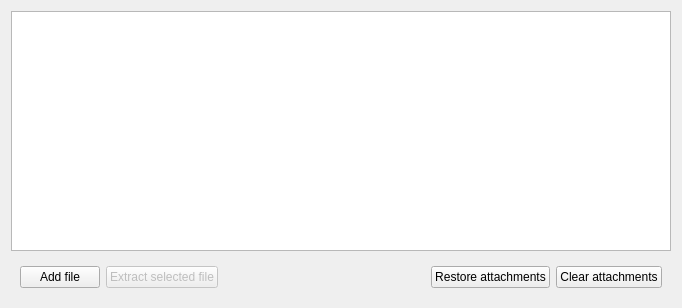
Martchus/tageditor, file gui/attachmentsedit.ui: the form before one commit.
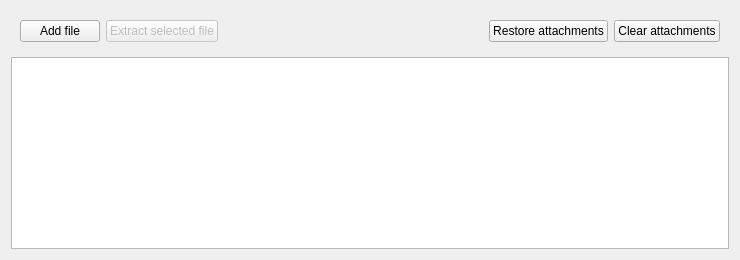
The form after the commit. Icons and pictures are not drawn.

Commit message:
Make attachments buttons easier to spot on small screens
by simply moving them to the top

The edit to the form file:
```diff
--- a/gui/attachmentsedit.ui
+++ b/gui/attachmentsedit.ui
@@ -2,21 +2,10 @@
 <ui version="4.0">
  <class>QtGui::AttachmentsEdit</class>
  <widget class="QWidget" name="QtGui::AttachmentsEdit">
-  <property name="geometry">
-   <rect>
-    <x>0</x>
-    <y>0</y>
-    <width>682</width>
-    <height>308</height>
-   </rect>
-  </property>
   <property name="windowTitle">
    <string>Form</string>
   </property>
   <layout class="QVBoxLayout" name="verticalLayout">
-   <item>
-    <widget class="QTreeView" name="treeView"/>
-   </item>
    <item>
     <widget class="QWidget" name="buttonsWidget" native="true">
      <layout class="QHBoxLayout" name="horizontalLayout">
@@ -82,6 +71,9 @@
      </layout>
     </widget>
    </item>
+   <item>
+    <widget class="QTreeView" name="treeView"/>
+   </item>
   </layout>
  </widget>
  <resources/>
```
Left out of the diff: 9 changed lines with no effect on the pictures. The commit also changes 1 other file.
